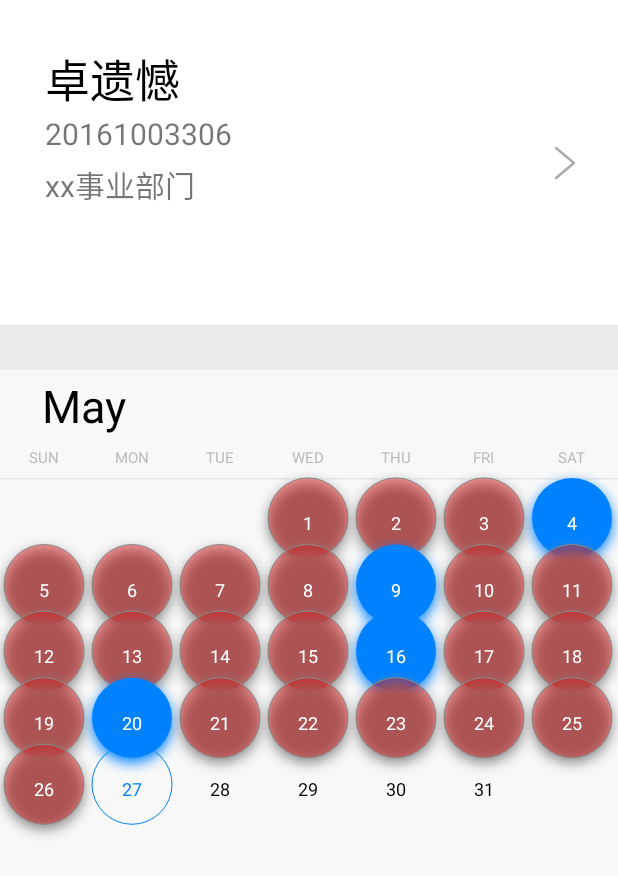
After one commit to CarsonWoo/SignSystem, an Android app: the StaffActivity screen opened directly, with no data from a screen before it, on a phone screen of 412 x 824 dp. The commit adds this screen. Shown: the top 876 px of the screen. Run offline under Robolectric (Android 15) with nearby library versions, the phone set to English and light mode, and no system bars; our stand-ins replace ButterKnife; libraries missing offline, so code that uses them is left out: com.alibaba.android; 1 statement that could not run was skipped.

Commit message:
Custom CalendarView created beta1.0

```diff
--- /dev/null
+++ b/app/src/main/java/com/carson/signsystem/custom_views/MyCalendarView.java
@@ -0,0 +1,329 @@
+package com.carson.signsystem.custom_views;
+
+import android.content.Context;
+import android.graphics.Canvas;
+import android.graphics.Color;
+import android.graphics.Paint;
+import android.graphics.Shader;
+import android.support.annotation.Nullable;
+import android.util.AttributeSet;
+import android.util.Log;
+import android.view.View;
+
+import com.carson.signsystem.R;
+
+import java.text.SimpleDateFormat;
+import java.util.ArrayList;
+import java.util.Calendar;
+import java.util.Date;
+import java.util.List;
+
+public class MyCalendarView extends View {
+
+    private static final String TAG = "MyCalendarView";
+
+    private static final String[] months = new String[]{"Jan", "February", "March", "April", "May", "June", "July",
+            "August", "September", "October", "November", "December"};
+
+    private static final String[] weeks = new String[]{"SUN", "MON", "TUE", "WED", "THU", "FRI", "SAT"};
+
+    private static final List<Integer> selectedDates = new ArrayList<>();
+
+    private Paint mBgPaint;
+    private Paint mTextPaint;
+    //    private Paint mWeekTextPaint;
+    private Paint mPaint;
+    private Paint mBorderPaint;
+
+    private String currentMonth;
+    private int currentDate;
+
+    private Date mDate;
+
+    private int mTitleSize;
+    private int mWeekSize;
+    private int mDateSize;
+
+    private int mColorText;
+    private int mSelectedColorText;
+    private int mSelectedColor;
+
+    private Shader mSignedShader;
+    private Shader mShader;
+
+    // 标题高度
+    private float mTitleHeight;
+    // 星期几的高度
+    private float mWeekHeight;
+    // 日期行的高度
+    private float mDayHeight;
+
+    private float mTitlePaddingTop;
+    private float mWeekPaddingTop;
+
+    // 日期计算的相关参数
+    private int rowCount;
+    private boolean isCurMonth;
+    private int firstIndex;
+    private int dayOfMonth;
+    private int remains;
+
+    private int perWidth;
+
+    public MyCalendarView(Context context) {
+        this(context, null);
+    }
+
+    public MyCalendarView(Context context, @Nullable AttributeSet attrs) {
+        this(context, attrs, 0);
+    }
+
+    public MyCalendarView(Context context, @Nullable AttributeSet attrs, int defStyleAttr) {
+        super(context, attrs, defStyleAttr);
+        init();
+    }
+
+    private void init() {
+        mTitleSize = (int) dp2px(30);
+        mWeekSize = (int) dp2px(10);
+        mDateSize = (int) dp2px(12);
+
+        mColorText = Color.BLACK;
+        mSelectedColorText = Color.WHITE;
+        mSelectedColor = getResources().getColor(R.color.colorAccent);
+
+        mBgPaint = new Paint(Paint.ANTI_ALIAS_FLAG);
+        mTextPaint = new Paint(Paint.ANTI_ALIAS_FLAG);
+        mPaint = new Paint(Paint.ANTI_ALIAS_FLAG);
+        mBorderPaint = new Paint(Paint.ANTI_ALIAS_FLAG);
+
+//        mTextPaint.setColor(Color.BLACK);
+
+        mTextPaint.setTextSize(mTitleSize);
+        mTitleHeight = mTextPaint.getFontMetrics().descent - mTextPaint.getFontMetrics().ascent;
+
+        mTextPaint.setTextSize(mWeekSize);
+        mWeekHeight = mTextPaint.getFontMetrics().descent - mTextPaint.getFontMetrics().ascent;
+
+        mTextPaint.setTextSize(mDateSize);
+        mDayHeight = mTextPaint.getFontMetrics().descent - mTextPaint.getFontMetrics().ascent;
+
+        mBgPaint.setColor(Color.parseColor("#DDDDDD"));
+        mBgPaint.setStrokeWidth(1);
+
+        mTitlePaddingTop = dp2px(10);
+        mWeekPaddingTop = dp2px(15);
+
+        setMonth(new Date());
+//        setDate(new Date());
+
+    }
+
+    public void setMonth(Date date) {
+        SimpleDateFormat sf = new SimpleDateFormat("yyyyMMdd");
+        String mCurDate = sf.format(date);
+        Log.i(TAG, "mCurDate = " + mCurDate);
+        String month = mCurDate.substring(4, 6);
+        Log.i(TAG, "month = " + month);
+        if (month.startsWith("0")) {
+            month = month.substring(1);
+        }
+        Log.i(TAG, "month = " + month);
+        int monthInt = Integer.parseInt(month);
+        this.currentMonth = months[monthInt - 1];
+        Log.i(TAG, "monthInt = " + monthInt);
+
+        String mDate = mCurDate.substring(6, 8);
+        if (mDate.startsWith("0")) {
+            mDate = mDate.substring(1);
+        }
+        // 获取到当前日期
+        this.currentDate = Integer.parseInt(mDate);
+
+        Calendar c = Calendar.getInstance();
+        c.setTime(date);
+        // 当前月份第一天开始是星期几
+        firstIndex = c.get(Calendar.DAY_OF_WEEK_IN_MONTH) - 1;
+//        Log.i(TAG, "day of week in month = " + c.get(Calendar.DAY_OF_WEEK_IN_MONTH));
+//        Log.i(TAG, "firstIndex = " + firstIndex);
+
+        // 当前月份的天数
+        dayOfMonth = c.getActualMaximum(Calendar.DAY_OF_MONTH);
+        int days = dayOfMonth;
+        Log.i(TAG, "dayOfMonth = " + dayOfMonth);
+
+        days -= (firstIndex + 1);
+        rowCount = 1;
+        if (days % 7 != 0) rowCount++;
+        rowCount += (days / 7);
+
+        // 最后一行剩余的天数
+        remains = days;
+        for (int i = 1; i < rowCount - 1; i ++) {
+            // 一开始days已经减去firstIndex了
+            for (int j = 0; j < 7; j++) {
+                remains --;
+            }
+        }
+        Log.i(TAG, "remains = " + remains);
+
+        selectedDates.add(4);
+        selectedDates.add(9);
+        selectedDates.add(16);
+        selectedDates.add(20);
+    }
+
+    @Override
+    protected void onMeasure(int widthMeasureSpec, int heightMeasureSpec) {
+//        super.onMeasure(widthMeasureSpec, heightMeasureSpec);
+//        Log.i(TAG, "on measure");
+        int width = MeasureSpec.getSize(widthMeasureSpec); //布满父布局
+        perWidth = width / 7;
+
+        setMeasuredDimension(getDefaultSize(getSuggestedMinimumWidth(), widthMeasureSpec), heightMeasureSpec);
+    }
+
+    @Override
+    protected void onDraw(Canvas canvas) {
+        super.onDraw(canvas);
+        // 设置关闭硬件加速 否则不显示阴影
+        setLayerType(LAYER_TYPE_SOFTWARE, null);
+
+//        drawBackground(canvas);
+
+        drawMonth(canvas);
+
+        drawWeek(canvas);
+
+        drawDate(canvas);
+
+//        setLayerType(LAYER_TYPE_HARDWARE, null);
+    }
+
+    private void drawMonth(Canvas canvas) {
+//        Log.i(TAG, "canvas x = " + canvas);
+        mTextPaint.setTextSize(mTitleSize);
+        mTextPaint.setColor(Color.BLACK);
+//        mTitleHeight = mTextPaint.getFontMetrics().bottom - mTextPaint.getFontMetrics().top;
+        int x = (int) mTextPaint.measureText(currentMonth);
+//        Log.i(TAG, "month X = " + x);
+        canvas.drawText(currentMonth, x >> 1, mTitleHeight, mTextPaint);
+    }
+
+    private void drawWeek(Canvas canvas) {
+        mTextPaint.setTextSize(mWeekSize);
+//        float currentX = mWeekTextPaint.measureText();
+        mTextPaint.setColor(Color.parseColor("#BBBBBB"));
+//        mTextPaint.setTextAlign(Paint.Align.CENTER);
+//        float measuredWidth = getMeasuredWidth();
+//        Log.i(TAG, "measureWidth = " + measuredWidth);
+
+//        float perWidth = measuredWidth / 7;
+//        Log.i(TAG, "perWidth = " + perWidth);
+//        mWeekHeight = mTextPaint.getFontMetrics().bottom - mTextPaint.getFontMetrics().top;
+
+        for (int i = 0; i < 7; i++) {
+            int len = (int) mTextPaint.measureText(weeks[i]);
+            int currentX = (int) (i * perWidth + (perWidth - len) / 2);
+            canvas.drawText(weeks[i], currentX, mTitleHeight
+                    + mWeekPaddingTop + mWeekHeight, mTextPaint);
+//            currentX += perWidth;
+        }
+
+        canvas.drawLine(0, mTitleHeight
+                        + mWeekPaddingTop + mWeekHeight + dp2px(10), getMeasuredWidth(),
+                mTitleHeight + mWeekPaddingTop + mWeekHeight + dp2px(10), mBgPaint);
+
+    }
+
+    private void drawDate(Canvas canvas) {
+        mTextPaint.setColor(Color.BLACK);
+        mTextPaint.setTextSize(mDateSize);
+//        mTextPaint.setTextAlign(Paint.Align.CENTER);
+
+        mPaint.setColor(Color.BLUE);
+        mPaint.setStrokeWidth(1);
+
+//        float perWidth = (float) getMeasuredWidth() / 7;
+
+//        int date = 1;
+        float rowHeight = mDayHeight + dp2px(30);
+        int passDays = 0;
+        for (int row = 0; row < rowCount; row++) {
+            if (row == 0) {
+                // 第一行
+                drawDay(canvas, 7, firstIndex, row, rowHeight, passDays);
+                passDays += firstIndex + 1;
+            } else if (row == rowCount - 1) {
+                // 最后一行
+                drawDay(canvas, remains, 0, row, rowHeight, dayOfMonth - remains);
+            } else {
+                drawDay(canvas, 7, 0, row, rowHeight, passDays);
+                passDays += 7;
+            }
+        }
+
+    }
+
+    private void drawDay(Canvas canvas, int endIndex, int startIndex, int rowCount, float rowHeight, int passDay) {
+        int date = passDay + 1;
+        float originTop = mTitleHeight + mWeekPaddingTop + mWeekHeight;
+        for (int column = startIndex; column < endIndex; column ++) {
+            float len = mTextPaint.measureText(String.valueOf(date));
+            float currentX = column * perWidth + (perWidth - len) / 2;
+
+            if (date == this.currentDate) {
+                mBgPaint.setColor(getResources().getColor(R.color.colorAccent));
+                float cx = column * perWidth + (float) perWidth / 2;
+                float cy = originTop + rowHeight * (rowCount + 1) - 12;
+                mBgPaint.setStyle(Paint.Style.STROKE);
+                canvas.drawCircle(cx, cy, 40, mBgPaint);
+                mTextPaint.setColor(mSelectedColor);
+            }
+
+            if (selectedDates.contains(date)) {
+                mPaint.setColor(getResources().getColor(R.color.colorAccent));
+                float cx = column * perWidth + (float) perWidth / 2;
+                float cy = originTop + rowHeight * (rowCount + 1) - 12;
+                mPaint.setStyle(Paint.Style.FILL);
+                mPaint.setShadowLayer(10, 0, 5, mSelectedColor);
+                canvas.drawCircle(cx, cy, 40, mPaint);
+                mTextPaint.setColor(mSelectedColorText);
+                mPaint.setShadowLayer(0, 0, 0, Color.GRAY);
+            } else {
+                // 不包含
+                if (date < currentDate) {
+                    mPaint.setColor(Color.argb(100, 228, 0, 0));
+                    float cx = column * perWidth + (float) perWidth / 2;
+                    float cy = originTop + rowHeight * (rowCount + 1) - 12;
+                    mPaint.setStyle(Paint.Style.FILL);
+                    mBorderPaint.setStyle(Paint.Style.STROKE);
+                    mBorderPaint.setColor(Color.GRAY);
+                    mPaint.setShadowLayer(10, 0, 5, Color.GRAY);
+                    canvas.drawCircle(cx, cy, 40, mPaint);
+                    canvas.drawCircle(cx, cy, 40, mBorderPaint);
+                    mTextPaint.setColor(mSelectedColorText);
+                    mPaint.setShadowLayer(0, 0, 0, Color.GRAY);
+                }
+            }
+
+            canvas.drawText(String.valueOf(date), currentX, originTop + (rowCount + 1) * rowHeight, mTextPaint);
+            date ++;
+            mBgPaint.setStyle(Paint.Style.FILL);
+            mBgPaint.setColor(Color.parseColor("#DDDDDD"));
+            mTextPaint.setColor(Color.BLACK);
+            mPaint.setShader(null);
+        }
+    }
+
+    @Override
+    public void invalidate() {
+        requestLayout();
+        super.invalidate();
+    }
+
+    private float dp2px(float dp) {
+        float density = getResources().getDisplayMetrics().density;
+        return (dp * density) + 0.5f;
+    }
+}
--- a/app/src/main/java/com/carson/signsystem/custom_views/MyTitleBar.java
+++ b/app/src/main/java/com/carson/signsystem/custom_views/MyTitleBar.java
@@ -5,7 +5,6 @@ import android.content.res.TypedArray;
 import android.graphics.Color;
 import android.util.AttributeSet;
 import android.util.TypedValue;
-import android.view.LayoutInflater;
 import android.view.View;
 import android.widget.ImageView;
 import android.widget.RelativeLayout;
@@ -42,12 +41,11 @@ public class MyTitleBar extends RelativeLayout {
 
     public MyTitleBar(Context context, AttributeSet attrs, int defStyleAttr) {
         super(context, attrs, defStyleAttr);
-        root = LayoutInflater.from(context).inflate(R.layout.my_title_bar, this, false);
+        root = View.inflate(context, R.layout.my_title_bar, this);
         ivLeft = root.findViewById(R.id.iv_title_bar_left);
         ivRight = root.findViewById(R.id.iv_title_bar_right);
         title = root.findViewById(R.id.title_bar_title);
 //        shouldShowRightIcon = false;
-
 
         TypedArray a = context.obtainStyledAttributes(R.styleable.MyTitleBar);
 
--- /dev/null
+++ b/app/src/main/java/com/carson/signsystem/home/view/StaffActivity.java
@@ -0,0 +1,31 @@
+package com.carson.signsystem.home.view;
+
+import android.os.Bundle;
+import android.support.v7.app.AppCompatActivity;
+
+import com.alibaba.android.arouter.facade.annotation.Route;
+import com.alibaba.android.arouter.launcher.ARouter;
+import com.carson.signsystem.R;
+import com.carson.signsystem.utils.Constants;
+
+import butterknife.ButterKnife;
+
+@Route(path = Constants.ACTIVITY_STAFF)
+public class StaffActivity extends AppCompatActivity {
+
+    @Override
+    protected void onCreate(Bundle savedInstanceState) {
+        super.onCreate(savedInstanceState);
+        setContentView(R.layout.activity_staff);
+
+        ARouter.getInstance().inject(this);
+        ButterKnife.bind(this);
+
+    }
+
+    @Override
+    public void onBackPressed() {
+        super.onBackPressed();
+        overridePendingTransition(R.anim.fade_scale_in, R.anim.fade_right_out);
+    }
+}
--- a/app/src/main/java/com/carson/signsystem/home/view/VerifyActivity.java
+++ b/app/src/main/java/com/carson/signsystem/home/view/VerifyActivity.java
@@ -43,7 +43,7 @@ public class VerifyActivity extends AppCompatActivity {
     public void onStaffLogin() {
         // 路由定向
         ARouter.getInstance()
-                .build(Constants.ACTIVITY_LOGIN)
+                .build(Constants.ACTIVITY_STAFF)
                 // 传参
                 .withString("identity", "staff")
                 // 进行动画
--- /dev/null
+++ b/app/src/main/java/com/carson/signsystem/launch/model/AnimTask.java
@@ -0,0 +1,21 @@
+package com.carson.signsystem.launch.model;
+
+import android.animation.AnimatorSet;
+
+public class AnimTask {
+
+    private AnimatorSet animatorSet;
+//    private long duration;
+    private static AnimTask INSTANCE = null;
+
+    private AnimTask () {}
+
+    public static AnimTask getINstance() {
+        if (INSTANCE == null) {
+            INSTANCE = new AnimTask();
+        }
+        return INSTANCE;
+    }
+//
+//    public void setTranslateAnim(int direction, )
+}
--- a/app/src/main/java/com/carson/signsystem/utils/Constants.java
+++ b/app/src/main/java/com/carson/signsystem/utils/Constants.java
@@ -10,6 +10,7 @@ public class Constants {
     public static final String ACTIVITY_HOME = "/app/HomeActivity";
     public static final String ACTIVITY_VERIFY = "/app/VerifyActivity";
     public static final String ACTIVITY_LOGIN = "/app/LoginActivity";
+    public static final String ACTIVITY_STAFF = "/app/StaffActivity";
 
 
     // 常量
--- /dev/null
+++ b/app/src/main/res/drawable/bt_login.xml
@@ -0,0 +1,8 @@
+<?xml version="1.0" encoding="utf-8"?>
+<shape xmlns:android="http://schemas.android.com/apk/res/android"
+    android:shape="rectangle">
+    <corners android:radius="20dp" />
+    <gradient android:startColor="@color/colorAccent"
+        android:centerColor="#0033cc"
+        android:endColor="@color/colorAccent" />
+</shape>
--- /dev/null
+++ b/app/src/main/res/drawable/ic_arrow_right.xml
@@ -0,0 +1,16 @@
+<?xml version="1.0" encoding="utf-8"?>
+<vector
+    xmlns:android="http://schemas.android.com/apk/res/android"
+    android:width="24dp"
+    android:height="24dp"
+    android:viewportHeight="12"
+    android:viewportWidth="12"
+    >
+    <path
+        android:strokeWidth="0.8"
+        android:strokeColor="@android:color/darker_gray"
+        android:strokeLineCap="round"
+        android:strokeLineJoin="round"
+        android:pathData="M 4 1 L 10 6 L 4 11" />
+
+</vector>
--- a/app/src/main/res/layout/activity_login.xml
+++ b/app/src/main/res/layout/activity_login.xml
@@ -89,7 +89,7 @@
         android:layout_width="0dp"
         android:layout_height="wrap_content"
         android:text="登录"
-        android:textSize="30dp"
+        android:textSize="26dp"
         android:background="@drawable/bt_login"
         android:textColor="#ffffff"
         app:layout_constraintTop_toBottomOf="@+id/password_input"
--- /dev/null
+++ b/app/src/main/res/layout/activity_staff.xml
@@ -0,0 +1,81 @@
+<?xml version="1.0" encoding="utf-8"?>
+<android.support.constraint.ConstraintLayout
+    xmlns:android="http://schemas.android.com/apk/res/android"
+    xmlns:app="http://schemas.android.com/apk/res-auto"
+    xmlns:tools="http://schemas.android.com/tools"
+    android:layout_width="match_parent"
+    android:layout_height="match_parent"
+    android:background="#EBEBEB"
+    tools:context=".home.view.StaffActivity">
+
+    <android.support.constraint.ConstraintLayout
+        android:id="@+id/container_staff"
+        android:layout_width="match_parent"
+        android:layout_height="0dp"
+        android:background="@color/colorPrimaryDark"
+        app:layout_constraintVertical_weight="1.5"
+        android:paddingTop="20dp"
+        android:paddingBottom="20dp"
+        app:layout_constraintTop_toTopOf="parent"
+        app:layout_constraintBottom_toTopOf="@id/my_calendar_view"
+        >
+
+        <TextView
+            android:id="@+id/tv_username"
+            android:layout_width="wrap_content"
+            android:layout_height="wrap_content"
+            android:layout_marginTop="10dp"
+            android:layout_marginStart="30dp"
+            android:text="卓遗憾"
+            android:textColor="@android:color/black"
+            android:textSize="30dp"
+            app:layout_constraintTop_toTopOf="parent"
+            app:layout_constraintLeft_toLeftOf="parent"
+            />
+
+        <TextView
+            android:id="@+id/tv_staff_number"
+            android:layout_width="wrap_content"
+            android:layout_height="wrap_content"
+            android:text="20161003306"
+            android:textSize="20dp"
+            app:layout_constraintLeft_toLeftOf="@id/tv_username"
+            app:layout_constraintTop_toBottomOf="@id/tv_username"
+            />
+
+        <TextView
+            android:id="@+id/tv_staff_apartment"
+            android:layout_width="wrap_content"
+            android:layout_height="wrap_content"
+            android:layout_marginTop="5dp"
+            android:text="xx事业部门"
+            android:textSize="20dp"
+            app:layout_constraintTop_toBottomOf="@id/tv_staff_number"
+            app:layout_constraintLeft_toLeftOf="@id/tv_staff_number"
+            />
+
+        <ImageView
+            android:layout_width="wrap_content"
+            android:layout_height="wrap_content"
+            android:padding="5dp"
+            android:src="@drawable/ic_arrow_right"
+            android:layout_marginEnd="20dp"
+            app:layout_constraintTop_toTopOf="parent"
+            app:layout_constraintBottom_toBottomOf="parent"
+            app:layout_constraintRight_toRightOf="parent"
+            />
+
+    </android.support.constraint.ConstraintLayout>
+
+    <com.carson.signsystem.custom_views.MyCalendarView
+        android:id="@+id/my_calendar_view"
+        android:layout_width="match_parent"
+        android:layout_height="0dp"
+        app:layout_constraintVertical_weight="4"
+        android:layout_marginTop="30dp"
+        android:background="#f8f8f8"
+        app:layout_constraintTop_toBottomOf="@id/container_staff"
+        app:layout_constraintBottom_toBottomOf="parent"
+        />
+
+</android.support.constraint.ConstraintLayout>
```
Also changed, not shown: app/src/main/AndroidManifest.xml (+4 -5 lines).
